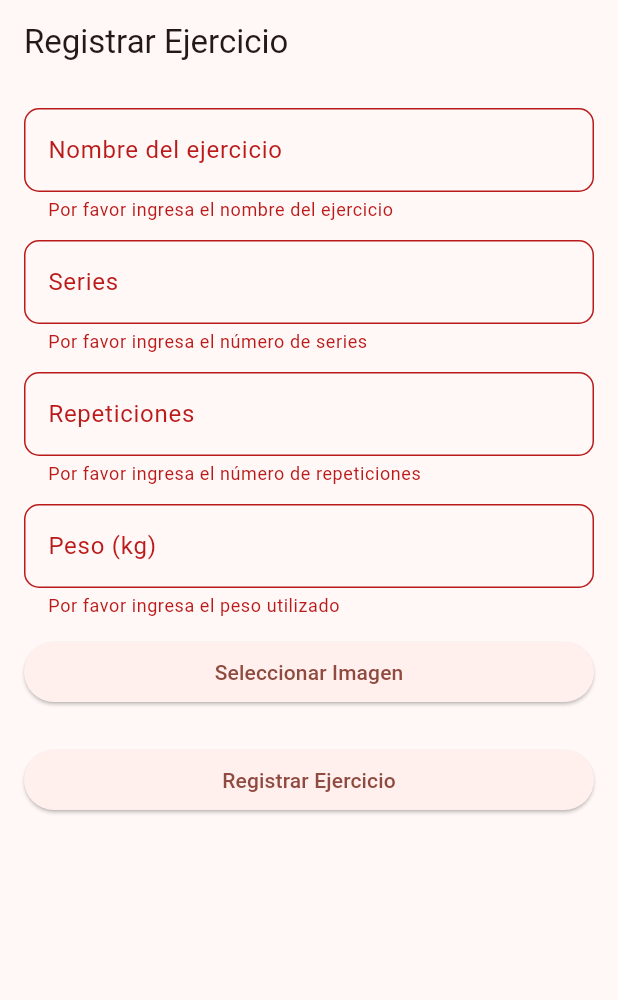
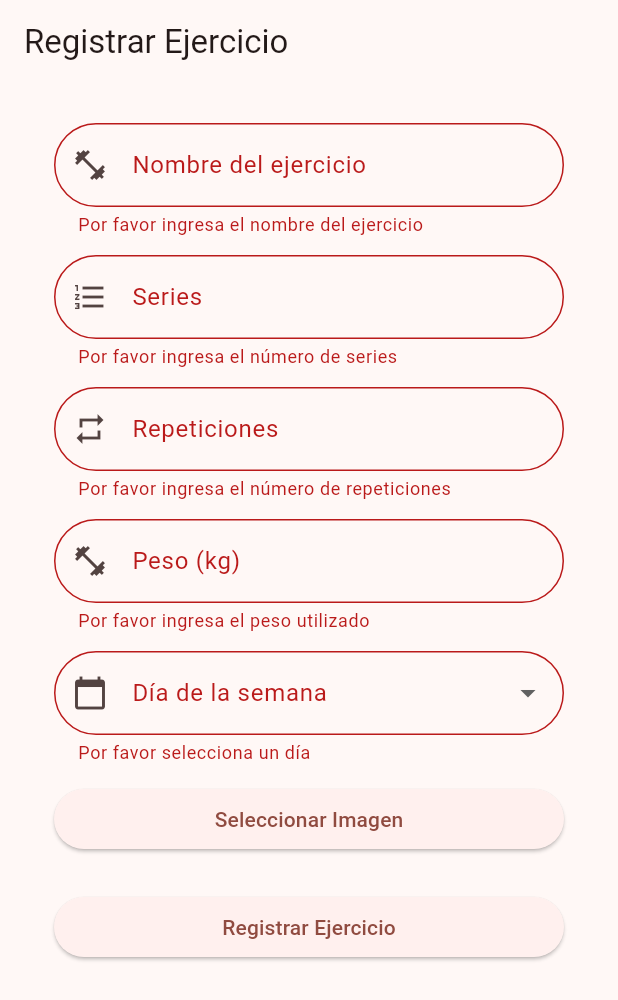
Before and after one commit to juanfrg201/SportAppClientMobile, a Flutter app: the NewRutine screen opened directly, after a tap on "Registrar Ejercicio", on a phone screen of 412 x 824 dp. Shown: the top 1000 px of the screen. Run offline on Flutter 3.47's test engine with Material 3 defaults, Android fonts, the phone set to English and light mode, and no system bars; our stand-ins replace image_picker, shared_preferences; accounts and stored records are empty.

Commit message:
Adds all functions

```diff
--- a/lib/src/components/principal/new_rutine.dart
+++ b/lib/src/components/principal/new_rutine.dart
@@ -1,7 +1,13 @@
+import 'dart:convert';
+import 'dart:io';
+
 import 'package:flutter/material.dart';
-import 'dart:io';
+import 'package:image_picker/image_picker.dart';
 import 'package:http/http.dart' as http;
-import 'package:image_picker/image_picker.dart';
+import 'package:sport_app/src/components/snack_bar/custom_snack_bar.dart';
+import 'package:sport_app/src/models/ejercice.dart';
+import 'package:sport_app/src/routes.dart';
+import 'package:sport_app/src/services/ejercicie_services.dart';
 
 class NewRutine extends StatefulWidget {
   @override
@@ -11,61 +17,58 @@ class NewRutine extends StatefulWidget {
 class _NewRutineState extends State<NewRutine> {
   final GlobalKey<FormState> _formKey = GlobalKey<FormState>();
 
-  String _name = '';
-  int _series = 0;
-  int _repetitions = 0;
-  double _weight = 0.0;
+  String? _name;
+  int? _series;
+  int? _repetitions;
+  double? _weight;
   File? _image;
+  int? _day;
 
-  final ImagePicker _picker = ImagePicker();
+  void _submitForm() async {
+    if (_formKey.currentState!.validate()) {
+      _formKey.currentState!.save();
 
+      Ejercice newEjercice = Ejercice(
+        id: 0, // id temporal, se actualizará con el valor real al recibir la respuesta del servidor
+        name: _name!,
+        series: _series!,
+        repeticions: _repetitions!,
+        weight: _weight!,
+        day: _day!,
+        userId: 1, // Reemplaza con el ID real del usuario
+        image: _image,
+      );
+
+      final response = await EjerciceServices.create(newEjercice);
+
+      if (response != null) {
+        // Ejercicio creado con éxito
+        Navigator.pushNamedAndRemoveUntil(context, AppRoutes.principal_screen, (route) => false);
+        CustomSnackBar.show(
+          context,
+          'Se creo el ejercicio',
+          Colors.green,
+        );
+
+      } else {
+        CustomSnackBar.show(
+          context,
+          'No se pudo crear el ejercicio',
+          Colors.red,
+        );
+
+      }
+    }
+  }
 
   Future<void> _getImage() async {
-    final pickedFile = await _picker.pickImage(source: ImageSource.gallery);
+    final picker = ImagePicker();
+    final pickedFile = await picker.pickImage(source: ImageSource.gallery);
 
     if (pickedFile != null) {
       setState(() {
         _image = File(pickedFile.path);
       });
-    }
-  }
-
-  Future<void> _submitForm() async {
-    if (!_formKey.currentState!.validate()) {
-      return;
-    }
-
-    _formKey.currentState!.save();
-
-    // Aquí debes implementar la lógica para enviar los datos a tu API
-    // Reemplaza con tu lógica de API real
-    String apiUrl = 'tu_api/aqui';
-
-    // Ejemplo de cómo enviar datos con http.post (reemplaza según tu API)
-    try {
-      var request = http.MultipartRequest('POST', Uri.parse(apiUrl));
-      request.fields['name'] = _name;
-      request.fields['series'] = _series.toString();
-      request.fields['repetitions'] = _repetitions.toString();
-      request.fields['weight'] = _weight.toString();
-
-      if (_image != null) {
-        request.files.add(
-          await http.MultipartFile.fromPath('image', _image!.path),
-        );
-      }
-
-      var response = await request.send();
-      if (response.statusCode == 200) {
-        // Éxito, puedes manejar la respuesta aquí
-        print('Ejercicio registrado correctamente');
-      } else {
-        // Manejar errores de petición aquí
-        print('Error al registrar ejercicio: ${response.statusCode}');
-      }
-    } catch (e) {
-      // Manejar errores generales aquí
-      print('Error: $e');
     }
   }
 
@@ -79,6 +82,8 @@ class _NewRutineState extends State<NewRutine> {
         padding: EdgeInsets.all(16.0),
         child: Form(
           key: _formKey,
+          child: Padding(
+            padding: const EdgeInsets.symmetric(horizontal: 20, vertical: 10),
             child: Column(
               crossAxisAlignment: CrossAxisAlignment.stretch,
               children: <Widget>[
@@ -86,8 +91,9 @@ class _NewRutineState extends State<NewRutine> {
                   decoration: InputDecoration(
                     labelText: 'Nombre del ejercicio',
                     border: OutlineInputBorder(
-                    borderRadius: BorderRadius.circular(10.0),
+                      borderRadius: BorderRadius.circular(40.0),
                     ),
+                    prefixIcon: Icon(Icons.fitness_center),
                   ),
                   validator: (value) {
                     if (value == null || value.isEmpty) {
@@ -104,8 +110,9 @@ class _NewRutineState extends State<NewRutine> {
                   decoration: InputDecoration(
                     labelText: 'Series',
                     border: OutlineInputBorder(
-                    borderRadius: BorderRadius.circular(10.0),
+                      borderRadius: BorderRadius.circular(40.0),
                     ),
+                    prefixIcon: Icon(Icons.format_list_numbered),
                   ),
                   keyboardType: TextInputType.number,
                   validator: (value) {
@@ -123,8 +130,9 @@ class _NewRutineState extends State<NewRutine> {
                   decoration: InputDecoration(
                     labelText: 'Repeticiones',
                     border: OutlineInputBorder(
-                    borderRadius: BorderRadius.circular(10.0),
+                      borderRadius: BorderRadius.circular(40.0),
                     ),
+                    prefixIcon: Icon(Icons.repeat),
                   ),
                   keyboardType: TextInputType.number,
                   validator: (value) {
@@ -142,8 +150,9 @@ class _NewRutineState extends State<NewRutine> {
                   decoration: InputDecoration(
                     labelText: 'Peso (kg)',
                     border: OutlineInputBorder(
-                    borderRadius: BorderRadius.circular(10.0),
+                      borderRadius: BorderRadius.circular(40.0),
                     ),
+                    prefixIcon: Icon(Icons.fitness_center),
                   ),
                   keyboardType: TextInputType.numberWithOptions(decimal: true),
                   validator: (value) {
@@ -154,6 +163,39 @@ class _NewRutineState extends State<NewRutine> {
                   },
                   onSaved: (value) {
                     _weight = double.parse(value!);
+                  },
+                ),
+                SizedBox(height: 12.0),
+                DropdownButtonFormField<int>(
+                  decoration: InputDecoration(
+                    labelText: 'Día de la semana',
+                    border: OutlineInputBorder(
+                      borderRadius: BorderRadius.circular(40.0),
+                    ),
+                    prefixIcon: Icon(Icons.calendar_today),
+                  ),
+                  items: [
+                    DropdownMenuItem(value: 0, child: Text('Lunes')),
+                    DropdownMenuItem(value: 1, child: Text('Martes')),
+                    DropdownMenuItem(value: 2, child: Text('Miércoles')),
+                    DropdownMenuItem(value: 3, child: Text('Jueves')),
+                    DropdownMenuItem(value: 4, child: Text('Viernes')),
+                    DropdownMenuItem(value: 5, child: Text('Sábado')),
+                    DropdownMenuItem(value: 6, child: Text('Domingo')),
+                  ],
+                  validator: (value) {
+                    if (value == null) {
+                      return 'Por favor selecciona un día';
+                    }
+                    return null;
+                  },
+                  onSaved: (value) {
+                    _day = value!;
+                  },
+                  onChanged: (value) {
+                    setState(() {
+                      _day = value;
+                    });
                   },
                 ),
                 SizedBox(height: 12.0),
@@ -172,6 +214,7 @@ class _NewRutineState extends State<NewRutine> {
             ),
           ),
         ),
+      ),
     );
   }
 }
--- /dev/null
+++ b/lib/src/helper/shared_preferences/shared_preferences_helper.dart
@@ -0,0 +1,22 @@
+import 'package:shared_preferences/shared_preferences.dart';
+
+class SharedPreferencesHelper {
+  static SharedPreferences? _preferences;
+
+  static Future<void> init() async {
+    _preferences = await SharedPreferences.getInstance();
+  }
+
+  static int? get userId => _preferences?.getInt('userId');
+
+  static Future<void> setUserId(int userId) async {
+    await _preferences?.setInt('userId', userId);
+  }
+
+  static Future<int?> verifyAndGetUserId() async {
+    if (_preferences == null) {
+      await init();
+    }
+    return _preferences?.getInt('userId');
+  }
+}
--- /dev/null
+++ b/lib/src/models/ejercice.dart
@@ -0,0 +1,49 @@
+import 'dart:io';
+
+class Ejercice {
+  final int id;
+  final String name;
+  final int series;
+  final int repeticions;
+  final double weight;
+  final int day;
+  final int userId;
+  final File? image;
+
+  Ejercice({
+    required this.id,
+    required this.name,
+    required this.series,
+    required this.repeticions,
+    required this.weight,
+    required this.day,
+    required this.userId,
+    this.image,
+  });
+
+  factory Ejercice.fromJson(Map<String, dynamic> json) {
+    return Ejercice(
+      id: json['id'],
+      name: json['name'],
+      series: json['series'] is int ? json['series'] : int.parse(json['series']),
+      repeticions: json['repeticions'] is int ? json['repeticions'] : int.parse(json['repeticions']),
+      weight: json['weight'] is double ? json['weight'] : double.parse(json['weight'].toString()),
+      day: json['day'] is int ? json['day'] : int.parse(json['day']),
+      userId: json['user_id'],
+      image: null,
+    );
+  }
+
+  Map<String, dynamic> toJson() {
+    return {
+      'id': id,
+      'name': name,
+      'series': series,
+      'repeticions': repeticions,
+      'weight': weight,
+      'day': day,
+      'user_id': userId,
+      // La imagen no se envía como parte del JSON normal
+    };
+  }
+}
```
Also changed, not shown: lib/src/components/principal/profile_screen.dart (+34 -6 lines), lib/src/components/principal/rutine.dart (+45 -112 lines), lib/src/services/ejercicie_services.dart (added, +77 -0 lines), lib/src/services/sessions_services.dart (+4 -3 lines), lib/src/services/user_services.dart (+10 -0 lines), lib/src/assets/images/ImageHolder.png (added), 2 other files. Lines whose indentation alone changed are shown as unchanged.
